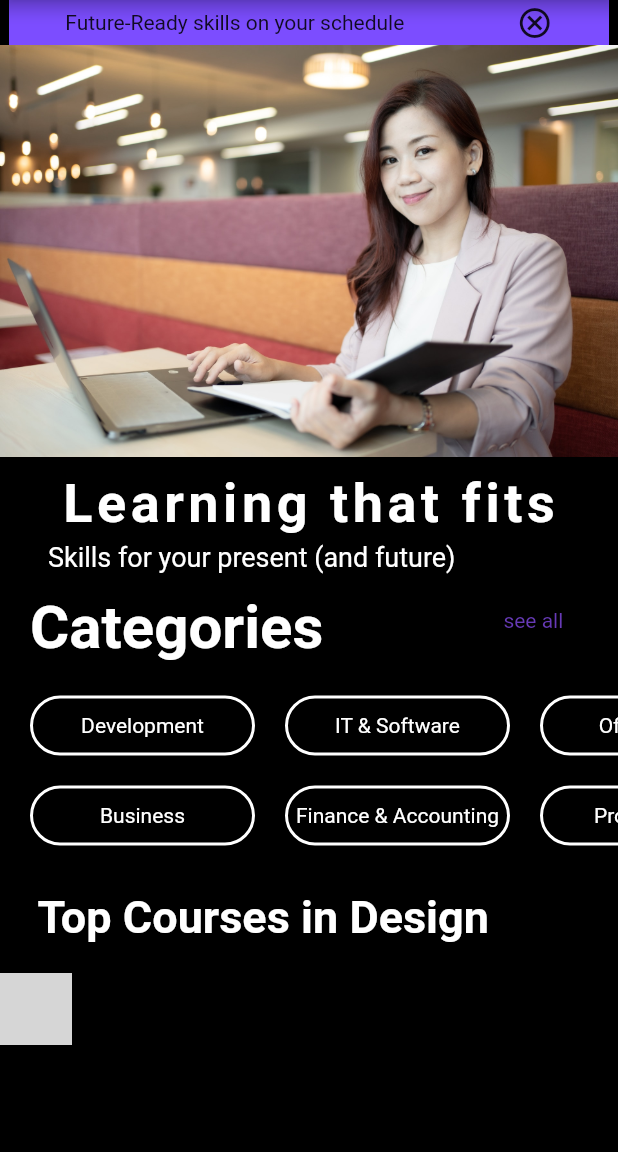
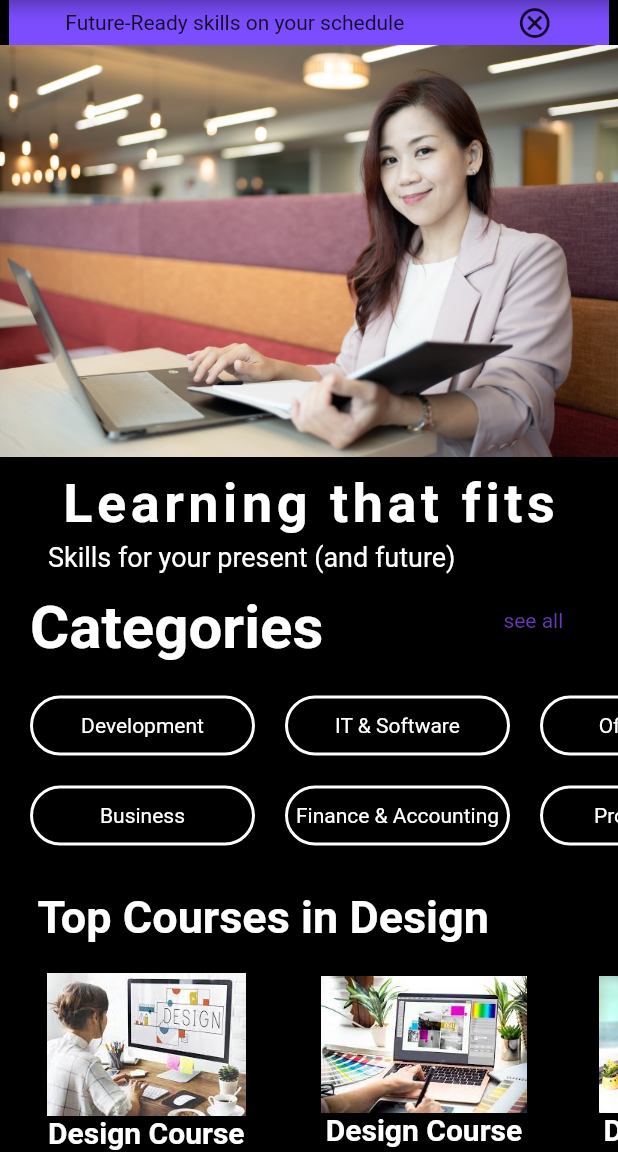
Before and after one commit to youssefeissa18/TaskUdemy, a Flutter app: the screen it shows after launch, on a phone screen of 412 x 824 dp, the part 84-1236 px from its top. Run offline on Flutter 3.47's test engine with Material 2 defaults, Android fonts, the phone set to English and light mode, and no system bars; grey boxes are pictures that could not be loaded.

Commit message:
udemy
edit

```diff
--- a/udemy/lib/component/compunent.dart
+++ b/udemy/lib/component/compunent.dart
@@ -117,11 +117,57 @@ class Compunent extends StatelessWidget {
             ),
           ),
 
-          Row(
-            children: [
-              Courses(),
-            ],
+          SingleChildScrollView(
+            scrollDirection: Axis.horizontal,
+            child: Row(
+              children: [
+                Courses(
+                  AssetImage("images/d1.jpeg"),
+                  "Design Course",
+                  "Trainee Course",
+                  "4.8",
+                  Icon(Icons.star),
+                  " (417)",
+                  "EGP 387",
+                ),
+                Courses(
+                  AssetImage("images/d2.jpeg"),
+                  "Design Course",
+                  "Trainee Course",
+                  "4.8",
+                  Icon(Icons.star),
+                  " (817)",
+                  "EGP 287",
+                ),
+                Courses(
+                  AssetImage("images/d3.jpeg"),
+                  "Design Course",
+                  "Trainee Course",
+                  "4.9",
+                  Icon(Icons.star),
+                  " (217)",
+                  "EGP 762",
+                ),
+
+              ],
+            ),
           ),
+
+
+          Container(
+            alignment: Alignment.centerLeft,
+            margin: EdgeInsets.only(top: 30,left: 25,bottom: 20),
+            child: Text(
+              "Top Courses in Development",
+              style: TextStyle(
+                color: Colors.white,
+                fontSize: 30,
+                fontWeight: FontWeight.bold,
+              ),
+            ),
+          ),
+
+
 
         ],
       ),
--- a/udemy/lib/courses/courses.dart
+++ b/udemy/lib/courses/courses.dart
@@ -1,15 +1,16 @@
 import 'package:flutter/material.dart';
 
 class Courses extends StatelessWidget {
-  Image imagecourse;
+  AssetImage imagecourse;
   String namecourse;
   String ifom;
+  String rate;
   Icon Iconstar;
+  String view;
   String Price;
 
-
-  Courses(
-      this.imagecourse, this.namecourse, this.ifom, this.Iconstar, this.Price);
+  Courses(this.imagecourse, this.namecourse, this.ifom, this.rate,
+      this.Iconstar, this.view, this.Price);
 
   @override
   Widget build(BuildContext context) {
@@ -20,13 +21,14 @@ class Courses extends StatelessWidget {
 
           Container(
             child: Image.asset(
-                "images/d1.jpeg",
-                scale: 2),
+                imagecourse.assetName,
+                scale: 2,
+            ),
           ),
 
           Container(
             child: Text(
-              "Design Course",
+              namecourse,
               style: TextStyle(
                 color: Colors.white,
                 fontSize: 20,
@@ -37,7 +39,7 @@ class Courses extends StatelessWidget {
 
           Container(
             child: Text(
-              "Trainee course",
+              ifom,
               style: TextStyle(
                 color: Colors.white,
                 fontSize: 12,
@@ -51,7 +53,7 @@ class Courses extends StatelessWidget {
               Container(
                 margin: EdgeInsets.only(right: 3,top: 5),
                 child: Text(
-                  "4.8",
+                  rate,
                   style: TextStyle(
                     color: Colors.yellow[900],
                   ),
@@ -59,15 +61,15 @@ class Courses extends StatelessWidget {
               ),
               Row(
                 children: [
-                  Icon(Icons.star,color: Colors.yellow[700],),
-                  Icon(Icons.star,color: Colors.yellow[700],),
-                  Icon(Icons.star,color: Colors.yellow[700],),
-                  Icon(Icons.star,color: Colors.yellow[700],),
+                  Icon(Iconstar.icon,color: Colors.yellow[700],),
+                  Icon(Iconstar.icon,color: Colors.yellow[700],),
+                  Icon(Iconstar.icon,color: Colors.yellow[700],),
+                  Icon(Iconstar.icon,color: Colors.yellow[700],),
                 ],
               ),
               Container(
                 child: Text(
-                  " (417)",
+                  view,
                   style: TextStyle(
                     color: Colors.white,
                   ),
@@ -78,7 +80,7 @@ class Courses extends StatelessWidget {
 
           Container(
             child: Text(
-              "EGP 387",
+              Price,
               style: TextStyle(
                 color: Colors.white,
                 fontSize: 24,
```
